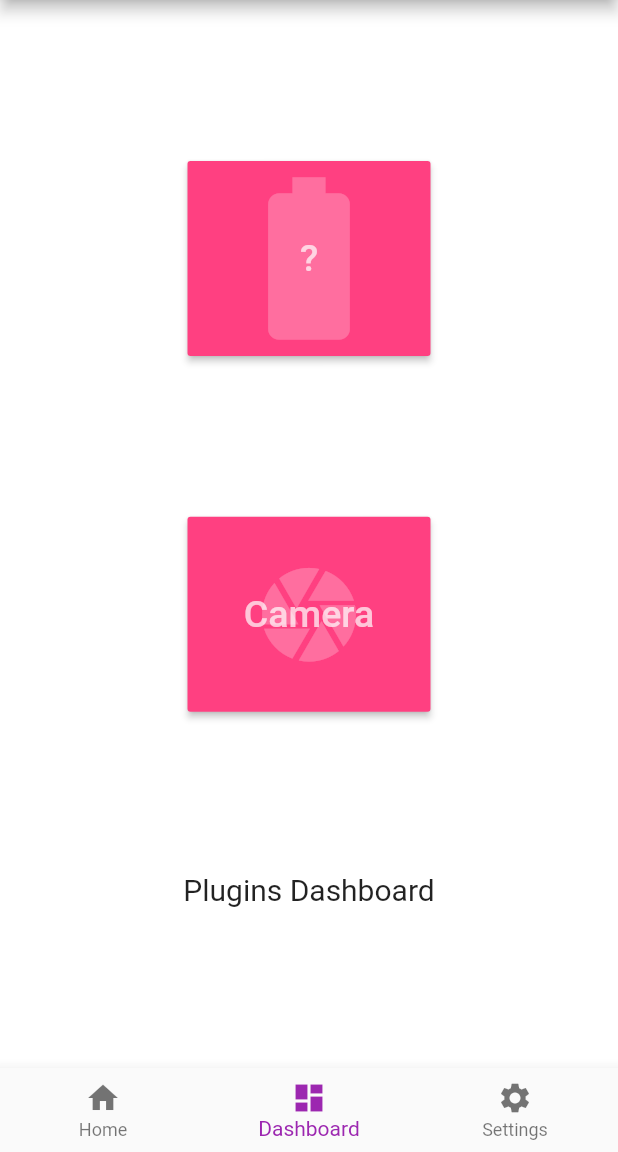
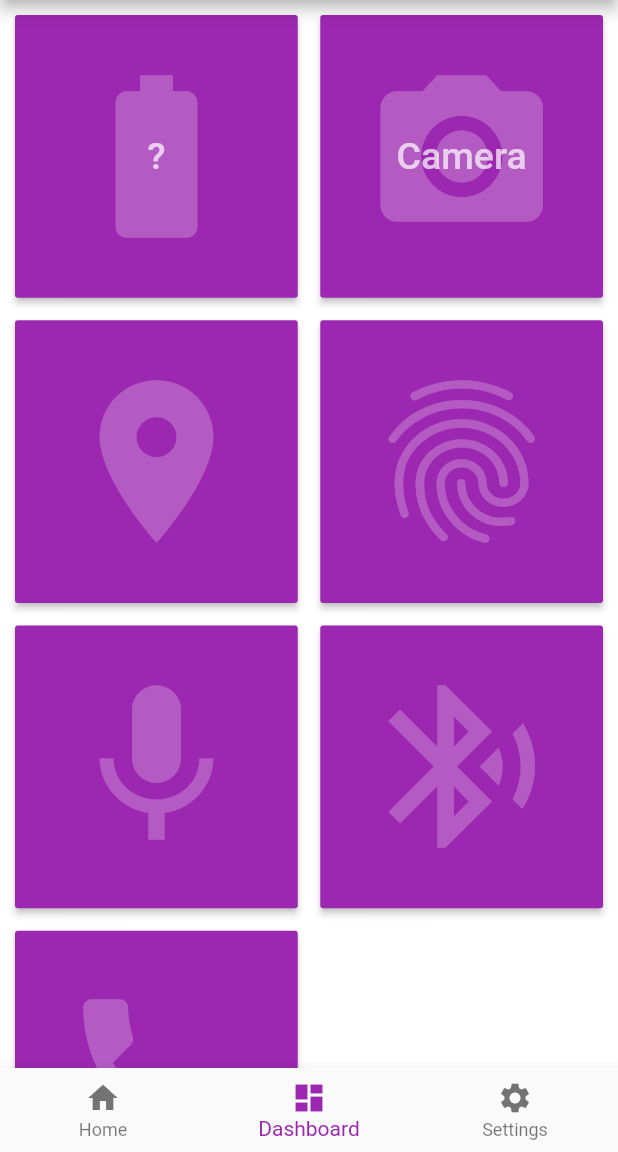
Before and after one commit to hvpulok/flutter_poc, a Flutter app: the HomeTabs screen opened directly, swiped to page 2, on a phone screen of 412 x 824 dp, the part 84-1236 px from its top. Run offline on Flutter 3.47's test engine with Material 2 defaults, Android fonts, the phone set to English and light mode, and no system bars; our stand-ins replace camera, flutter_sticky_header, font_awesome_flutter; project files that could hold a hidden picture were left out.

Commit message:
Update dashboard

```diff
--- a/lib/home-page/tabs/dashboard-tab/camera-button.dart
+++ b/lib/home-page/tabs/dashboard-tab/camera-button.dart
@@ -7,13 +7,13 @@ class CameraButton extends StatelessWidget {
       onPressed: () {
         Navigator.of(context).pushNamed('/camera');
       },
-      color: Colors.pinkAccent,
+      color: Colors.purple,
       child: Stack(
         children: <Widget>[
           Container(
             width: 130.0,
             height: 130,
-            child: Icon(Icons.camera, size: 75.0, color: Colors.white24),
+            child: Icon(Icons.camera_alt, size: 130.0, color: Colors.white24),
           ),
           SizedBox(
             width: 130.0,
--- a/lib/home-page/tabs/dashboard-tab/dashboard-tab.dart
+++ b/lib/home-page/tabs/dashboard-tab/dashboard-tab.dart
@@ -4,18 +4,59 @@ import 'package:flutter_poc/shared/battery.dart';
 
 class DashboardTab extends StatelessWidget {
   @override
-  Widget build(BuildContext context) => new Container(
-        child: new Column(
-          crossAxisAlignment: CrossAxisAlignment.center,
-          mainAxisAlignment: MainAxisAlignment.spaceEvenly,
-          children: <Widget>[
-            BatteryLevel(),
-            CameraButton(),
-            new Text(
-              'Plugins Dashboard',
-              style: TextStyle(fontSize: 20),
-            )
-          ],
-        ),
+  Widget build(BuildContext context) => GridView.count(
+        padding: EdgeInsets.all(10),
+        crossAxisCount: 2,
+        crossAxisSpacing: 15,
+        mainAxisSpacing: 15,
+        children: <Widget>[
+          BatteryLevel(),
+          CameraButton(),
+          RaisedButton(
+            color: Colors.purple,
+            child: Icon(
+              Icons.place,
+              size: 130,
+              color: Colors.white24,
+            ),
+            onPressed: () {},
+          ),
+          RaisedButton(
+            color: Colors.purple,
+            child: Icon(
+              Icons.fingerprint,
+              size: 130,
+              color: Colors.white24,
+            ),
+            onPressed: () {},
+          ),
+          RaisedButton(
+            color: Colors.purple,
+            child: Icon(
+              Icons.mic,
+              size: 130,
+              color: Colors.white24,
+            ),
+            onPressed: () {},
+          ),
+          RaisedButton(
+            color: Colors.purple,
+            child: Icon(
+              Icons.bluetooth_audio,
+              size: 130,
+              color: Colors.white24,
+            ),
+            onPressed: () {},
+          ),
+          RaisedButton(
+            color: Colors.purple,
+            child: Icon(
+              Icons.phone,
+              size: 130,
+              color: Colors.white24,
+            ),
+            onPressed: () {},
+          )
+        ],
       );
 }
--- a/lib/shared/battery.dart
+++ b/lib/shared/battery.dart
@@ -16,7 +16,7 @@ class _BatteryLevelState extends State<BatteryLevel> {
   Widget build(BuildContext context) {
     return RaisedButton(
       onPressed: _getBatteryLevel,
-      color: Colors.pinkAccent,
+      color: Colors.purple,
       child: Stack(
         alignment: AlignmentDirectional.center,
         children: <Widget>[
```
